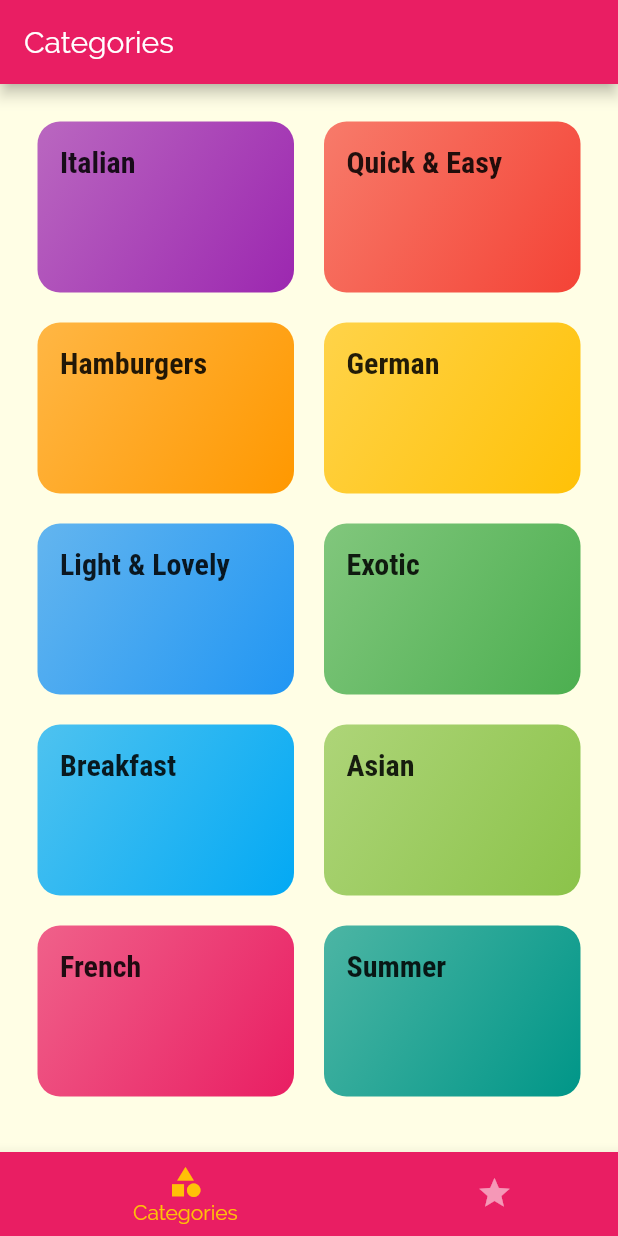
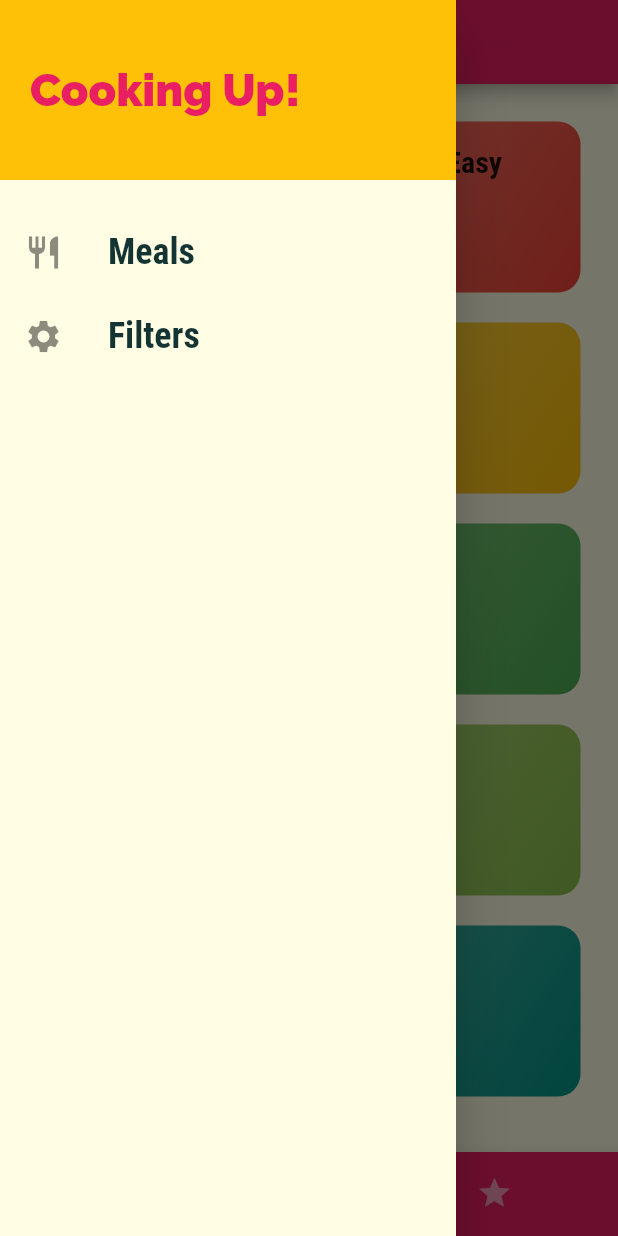
Before and after one commit to fadilparves/FLUTTER-SAMPLE, a Flutter app: the screen it shows after launch, with the side drawer open (before the commit the screen has no drawer), on a phone screen of 412 x 824 dp. Run offline on Flutter 3.47's test engine with Material 2 defaults, Android fonts, the phone set to English and light mode, and no system bars.

Commit message:
drawer done

```diff
--- a/meal_app/lib/main.dart
+++ b/meal_app/lib/main.dart
@@ -1,4 +1,5 @@
 import 'package:flutter/material.dart';
+import './screens/filters_screen.dart';
 import './screens/tabs_screen.dart';
 import './screens/meal_detail_screen.dart';
 import './screens/category_meals_screen.dart';
@@ -36,6 +37,7 @@ class MyApp extends StatelessWidget {
         '/': (ctx) => TabsScreen(),
         CategoryMealsScreen.routeName: (ctx) => CategoryMealsScreen(),
         MealDetailScreen.routeName: (ctx) => MealDetailScreen(),
+        FiltersScreen.routeName: (ctx) => FiltersScreen(),
       },
       onGenerateRoute: (settings) {
         return MaterialPageRoute(
--- /dev/null
+++ b/meal_app/lib/screens/filters_screen.dart
@@ -0,0 +1,19 @@
+import 'package:flutter/material.dart';
+import '../widgets/main_drawer.dart';
+
+class FiltersScreen extends StatelessWidget {
+  static const routeName = '/filters';
+
+  @override
+  Widget build(BuildContext context) {
+    return Scaffold(
+      appBar: AppBar(
+        title: Text('Your Filters'),
+      ),
+      drawer: MainDrawer(),
+      body: Center(
+        child: Text('Filters'),
+      ),
+    );
+  }
+}
--- a/meal_app/lib/screens/tabs_screen.dart
+++ b/meal_app/lib/screens/tabs_screen.dart
@@ -1,4 +1,5 @@
 import 'package:flutter/material.dart';
+import '../widgets/main_drawer.dart';
 import './favorites_screen.dart';
 import './categories_screen.dart';
 
@@ -29,6 +30,7 @@ class _TabsScreenState extends State<TabsScreen> {
       appBar: AppBar(
         title: Text(_pages[_selectedPageIndex]['title']),
       ),
+      drawer: MainDrawer(),
       body: _pages[_selectedPageIndex]['page'],
       bottomNavigationBar: BottomNavigationBar(
         onTap: _selectPage,
--- /dev/null
+++ b/meal_app/lib/widgets/main_drawer.dart
@@ -0,0 +1,64 @@
+import 'package:flutter/material.dart';
+import '../screens/filters_screen.dart';
+
+class MainDrawer extends StatelessWidget {
+  Widget buildListTile(String title, IconData icon, Function tapHandler) {
+    return ListTile(
+      leading: Icon(
+        icon,
+        size: 26,
+      ),
+      title: Text(
+        title,
+        style: TextStyle(
+          fontFamily: 'RobotoCondensed',
+          fontSize: 24,
+          fontWeight: FontWeight.bold,
+        ),
+      ),
+      onTap: tapHandler,
+    );
+  }
+
+  @override
+  Widget build(BuildContext context) {
+    return Drawer(
+      child: Column(
+        children: <Widget>[
+          Container(
+            height: 120,
+            width: double.infinity,
+            padding: EdgeInsets.all(20),
+            alignment: Alignment.centerLeft,
+            color: Theme.of(context).accentColor,
+            child: Text(
+              'Cooking Up!',
+              style: TextStyle(
+                fontWeight: FontWeight.w900,
+                fontSize: 30,
+                color: Theme.of(context).primaryColor,
+              ),
+            ),
+          ),
+          SizedBox(
+            height: 20,
+          ),
+          buildListTile(
+            'Meals',
+            Icons.restaurant,
+            () {
+              Navigator.of(context).pushReplacementNamed('/');
+            }
+          ),
+          buildListTile(
+            'Filters',
+            Icons.settings,
+            () {
+              Navigator.of(context).pushReplacementNamed(FiltersScreen.routeName);
+            }
+          ),
+        ],
+      ),
+    );
+  }
+}
```
